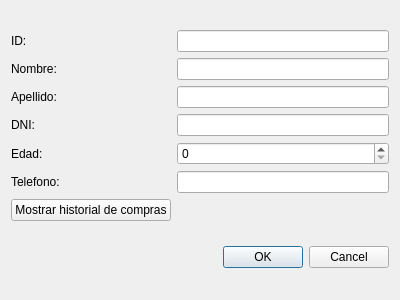
moyeta-tech/Cine, file Proyecto_Cine/clientes.ui: the form before one commit.
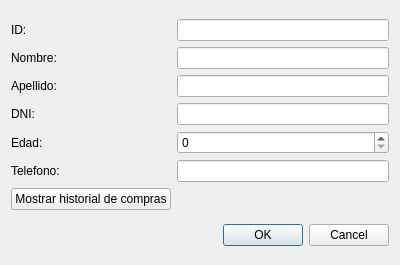
The form after the commit.

```diff
--- a/Proyecto_Cine/clientes.ui
+++ b/Proyecto_Cine/clientes.ui
@@ -7,7 +7,7 @@
     <x>0</x>
     <y>0</y>
     <width>400</width>
-    <height>300</height>
+    <height>265</height>
    </rect>
   </property>
   <property name="windowTitle">
@@ -94,9 +94,6 @@
    </item>
    <item>
     <widget class="QDialogButtonBox" name="buttonBox">
-     <property name="orientation">
-      <enum>Qt::Orientation::Horizontal</enum>
-     </property>
      <property name="standardButtons">
       <set>QDialogButtonBox::StandardButton::Cancel|QDialogButtonBox::StandardButton::Ok</set>
      </property>
```
Left out of the diff: 2 changed lines with no effect on the pictures.
